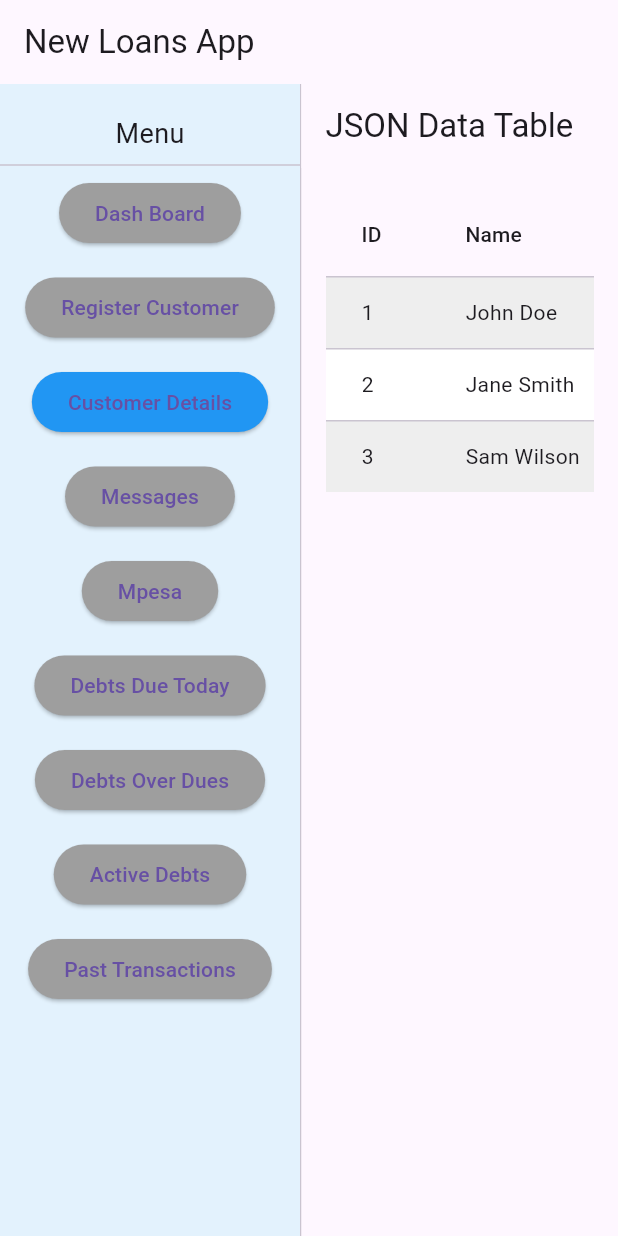
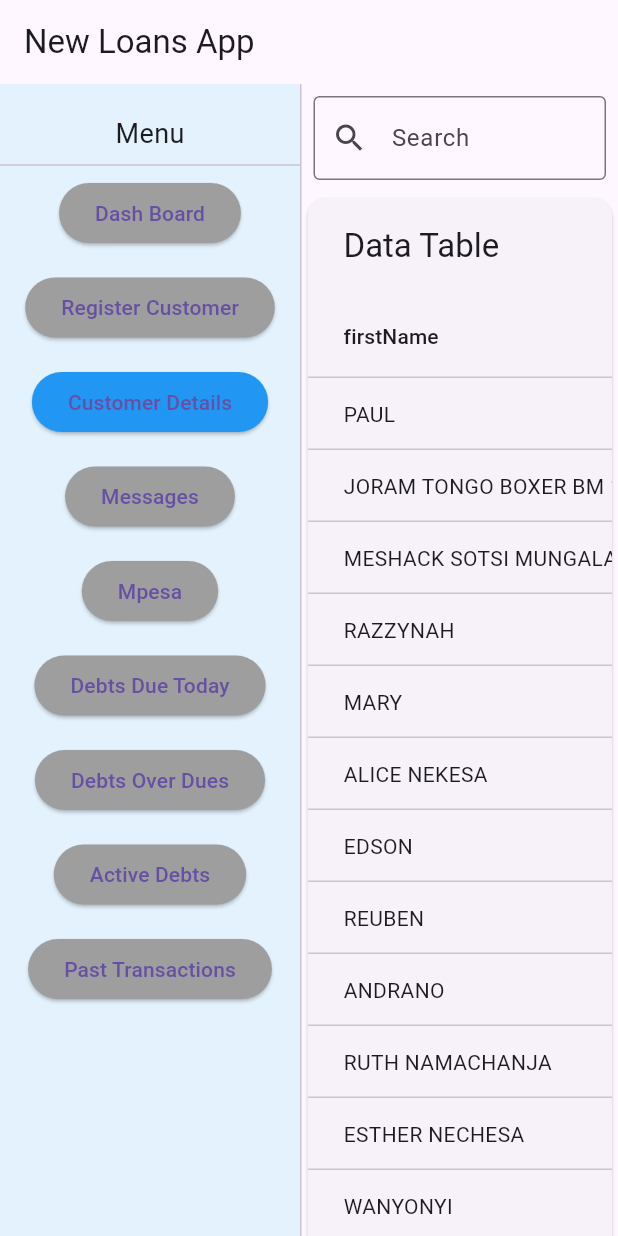
Before and after one commit to jose-oyuko/loans_v_2, a Flutter app: the screen it shows after launch, after a tap on "Register Customer", after a tap on "Customer Details", on a phone screen of 412 x 824 dp. Run offline on Flutter 3.47's test engine with Material 3 defaults, Android fonts, the phone set to English and light mode, and no system bars.

Commit message:
add customer details table

```diff
--- a/lib/customers_details.dart
+++ b/lib/customers_details.dart
@@ -1,74 +1,218 @@
 import 'package:flutter/material.dart';
 
-final List<Map<String, dynamic>> jsonData = [
-  {'ID': 1, 'Name': 'John Doe', 'Age': 28, 'Phone': '123-456-7890'},
-  {'ID': 2, 'Name': 'Jane Smith', 'Age': 34, 'Phone': '987-654-3210'},
-  {'ID': 3, 'Name': 'Sam Wilson', 'Age': 22, 'Phone': '555-123-4567'},
+final List<Map<String, dynamic>> customers = [
+  {
+    "firstName": "PAUL",
+    "idNumber": 1300422,
+    "lastName": "JONATHAN",
+    "phoneNumber": 743098349
+  },
+  {
+    "firstName": "JORAM TONGO BOXER BM 150 KMFT 610G RED ",
+    "idNumber": 1944588,
+    "lastName": "FROM LWANDETI\\MUTUA BODA LWANDETI STAGE MAIN",
+    "phoneNumber": 795196049
+  },
+  {
+    "firstName": "MESHACK SOTSI MUNGALA 0714234652",
+    "idNumber": 1945215,
+    "lastName": "FROM LWANDETI /MUNIALO MARKET",
+    "phoneNumber": 795193290
+  },
+  {
+    "firstName": "RAZZYNAH",
+    "idNumber": 1945371,
+    "lastName": "KOMBI",
+    "phoneNumber": 706234626
+  },
+  {
+    "firstName": "MARY ",
+    "idNumber": 1945487,
+    "lastName": "SIRENGO",
+    "phoneNumber": 792893001
+  },
+  {
+    "firstName": "ALICE NEKESA",
+    "idNumber": 6295098,
+    "lastName": "THOMSON FROM MKHONJE ASS MUTUPA",
+    "phoneNumber": 790081433
+  },
+  {
+    "firstName": "EDSON",
+    "idNumber": 6306430,
+    "lastName": "KISINDAYI",
+    "phoneNumber": 705500371
+  },
+  {
+    "firstName": "REUBEN",
+    "idNumber": 6971824,
+    "lastName": "MATAYO",
+    "phoneNumber": 796045894
+  },
+  {
+    "firstName": "ANDRANO",
+    "idNumber": 6988091,
+    "lastName": "ATSANGO BODA LUMAMA STAGE LUMAMA  ASS PETER WASIKE",
+    "phoneNumber": 748816717
+  },
+  {
+    "firstName": "RUTH NAMACHANJA",
+    "idNumber": 7596634,
+    "lastName": "WALUCHO  ASS KHAKASA",
+    "phoneNumber": 114808872
+  },
+  {
+    "firstName": "ESTHER NECHESA",
+    "idNumber": 7598204,
+    "lastName": "T MUSAMALI ASS KHAKASA",
+    "phoneNumber": 702392751
+  },
+  {
+    "firstName": "WANYONYI",
+    "idNumber": 7891616,
+    "lastName": "WAfula",
+    "phoneNumber": 706907271
+  },
+  {
+    "firstName": "PAUL KILASI WANYAMA HLX 125 KMEA 532U RED",
+    "idNumber": 8636460,
+    "lastName": "FROM MAYOYO BODA LWANDETI",
+    "phoneNumber": 727886987
+  },
+  {
+    "firstName": "CHRISPINUS TOM ANDOBE HLX 125 KMEH 473V BLUE",
+    "idNumber": 8714914,
+    "lastName": "FROM CHEKALINI BODA STANDIKISA STAGE",
+    "phoneNumber": 746880730
+  },
+  {
+    "firstName": "SAKWA NDOLI 0797148320",
+    "idNumber": 8836067,
+    "lastName": "FROM LWANDETI",
+    "phoneNumber": 722112126
+  },
+  {
+    "firstName": "JOICE ALIVIN",
+    "idNumber": 9508747,
+    "lastName": "WANJALA BODA OFUSA MATURU",
+    "phoneNumber": 791928468
+  },
+  {
+    "firstName": "PATRICK BUSOLO",
+    "idNumber": 9620675,
+    "lastName": "MULATI FROM MAHANGA",
+    "phoneNumber": 715190326
+  },
 ];
 
 class TableData extends StatefulWidget {
-  const TableData({super.key});
+  final List<Map<String, dynamic>> data;
+  final int rowsPerPage;
+
+  const TableData({
+    super.key,
+    required this.data,
+    this.rowsPerPage = 5,
+  });
 
   @override
   State<TableData> createState() => _TableDataState();
 }
 
 class _TableDataState extends State<TableData> {
-  int? _selectedRowIndex;
+  late List<Map<String, dynamic>> filteredData;
+  String searchQuery = '';
 
-  void _onRowDoubleClick(Map<String, dynamic> rowData) {
-    debugPrint('Clicked row is: $rowData');
+  @override
+  void initState() {
+    super.initState();
+    filteredData = widget.data;
+  }
+
+  void updateSearch(String query) {
+    setState(() {
+      searchQuery = query;
+      if (query.isEmpty) {
+        filteredData = widget.data;
+      } else {
+        filteredData = widget.data.where((row) {
+          return row.values.any((value) =>
+              value.toString().toLowerCase().contains(query.toLowerCase()));
+        }).toList();
+      }
+    });
   }
 
   @override
   Widget build(BuildContext context) {
-    List<String> headers = jsonData.isNotEmpty ? jsonData[0].keys.toList() : [];
+    if (widget.data.isEmpty) {
+      return const Center(
+        child: Text('No data available'),
+      );
+    }
 
-    return Scaffold(
-      appBar: AppBar(title: const Text('JSON Data Table')),
-      body: Padding(
-        padding: const EdgeInsets.all(16.0),
-        child: SingleChildScrollView(
-          scrollDirection: Axis.horizontal,
-          child: DataTable(
-            showCheckboxColumn: false,
-            columns: headers
-                .map((header) => DataColumn(label: Text(header)))
-                .toList(),
-            rows: jsonData.asMap().entries.map((entry) {
-              int index = entry.key;
-              Map<String, dynamic> row = entry.value;
+    final headers = widget.data.first.keys.toList();
+    final columns =
+        headers.map((header) => DataColumn(label: Text(header))).toList();
 
-              return DataRow(
-                color: WidgetStateProperty.resolveWith<Color?>(
-                  (states) => _selectedRowIndex == index
-                      ? Colors.blue.shade100
-                      : (index.isEven ? Colors.grey.shade200 : Colors.white),
-                ),
-                cells: row.entries
-                    .map(
-                      (cell) => DataCell(
-                        GestureDetector(
-                          onDoubleTap: () => _onRowDoubleClick(row),
-                          child: Text(cell.value.toString()),
-                        ),
-                      ),
-                    )
-                    .toList(),
-                onSelectChanged: (isSelected) {
-                  setState(() {
-                    _selectedRowIndex = isSelected! ? index : null;
-                  });
-                },
-              );
-            }).toList(),
+    return Column(
+      children: [
+        Padding(
+          padding: const EdgeInsets.all(8.0),
+          child: TextField(
+            onChanged: updateSearch,
+            decoration: const InputDecoration(
+              labelText: "Search",
+              prefixIcon: Icon(Icons.search),
+              border: OutlineInputBorder(),
+            ),
           ),
         ),
-      ),
+        Expanded(
+            child: SingleChildScrollView(
+          child: PaginatedDataTable(
+            header: const Text("Data Table"),
+            columns: columns,
+            source: _MapDataTableSource(filteredData, headers),
+            rowsPerPage: widget.rowsPerPage,
+          ),
+        )),
+      ],
     );
   }
 }
 
-void main() {
-  runApp(const MaterialApp(home: TableData()));
+class _MapDataTableSource extends DataTableSource {
+  final List data;
+  final List headers;
+
+  _MapDataTableSource(this.data, this.headers);
+
+  @override
+  DataRow? getRow(int index) {
+    if (index >= data.length) return null;
+    final row = data[index];
+
+    final cells = headers
+        .map((header) => DataCell(Text(
+              row[header]?.toString() ?? '',
+              overflow: TextOverflow.ellipsis,
+            )))
+        .toList();
+    return DataRow.byIndex(index: index, cells: cells);
+  }
+
+  @override
+  bool get isRowCountApproximate => false;
+
+  @override
+  int get rowCount => data.length;
+
+  @override
+  int get selectedRowCount => 0;
 }
+
+var CustomersTable = TableData(
+  data: customers,
+  rowsPerPage: 17,
+);
--- a/lib/main.dart
+++ b/lib/main.dart
@@ -57,7 +57,7 @@
       case 1:
         return const Register();
       case 2:
-        return const TableData();
+        return CustomersTable;
       default:
         return Center(
             child: Text('Page $index',
```
